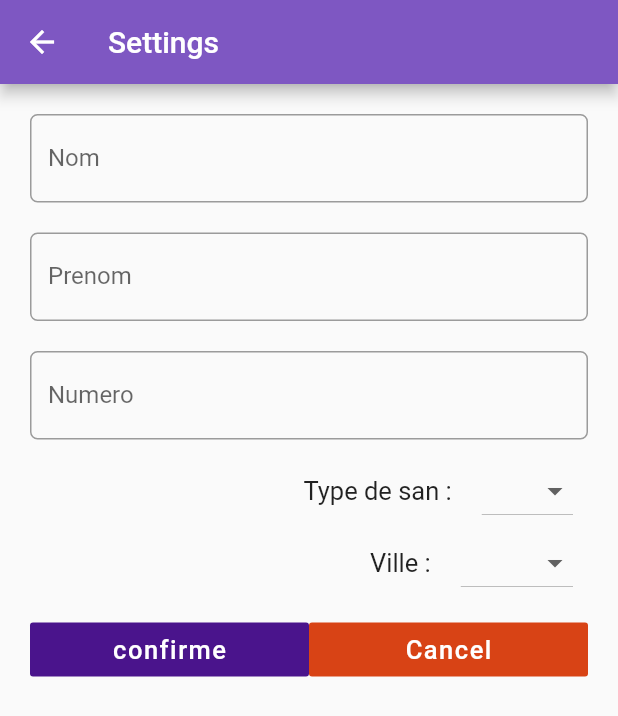
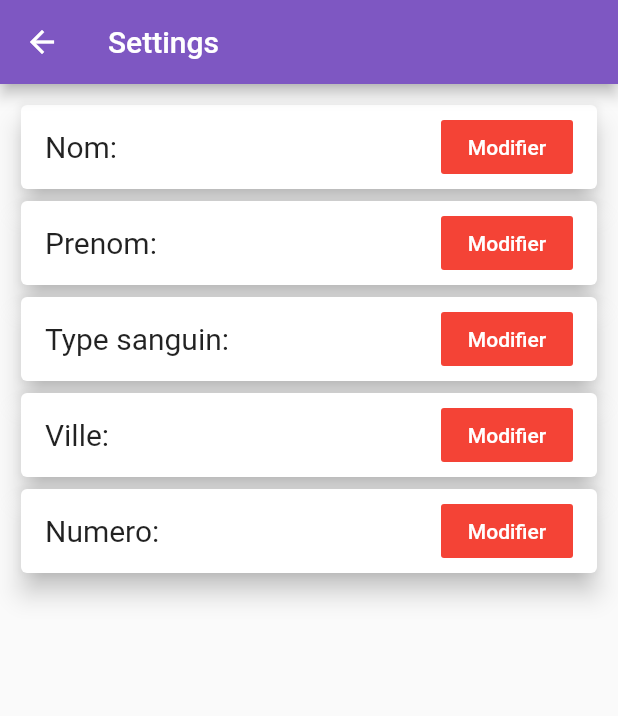
Before and after one commit to mohamedmv/zoumra, a Flutter app: the Settings screen opened by its route, on a phone screen of 412 x 824 dp. Shown: the top 716 px of the screen. Run offline on Flutter 3.47's test engine with Material 2 defaults, Android fonts, the phone set to English and light mode, and no system bars; our stand-ins replace cloud_firestore, firebase_auth, flutter_spinkit; accounts and stored records are empty.

Commit message:
a beter settings with dialogs but stile the bloodtype and the city are not yet done

```diff
--- a/lib/screens/homeScreen/mydrawer.dart
+++ b/lib/screens/homeScreen/mydrawer.dart
@@ -97,7 +97,7 @@ class _MydrawerState extends State<Mydrawer> {
                       Navigator.pushNamed(context, '/settings');
                     },
                     leading: Icon(Icons.settings),
-                    title: Text('bala alala')
+                    title: Text('Settings')
                   ),
                 ),
                  Container(
--- a/lib/screens/settings/settigs.dart
+++ b/lib/screens/settings/settigs.dart
@@ -1,6 +1,7 @@
 import 'package:flutter/material.dart';
 import 'package:flutter/services.dart';
 import 'package:zoumra/Models/userdata.dart';
+import 'package:zoumra/screens/settings/dialogs.dart';
 import 'package:zoumra/services/database.dart';
 import 'package:zoumra/shared/Loading.dart';
 
@@ -45,145 +46,71 @@ class _SettingsState extends State<Settings> {
           body: ListView(
             padding: EdgeInsets.all(10),
             children: <Widget>[
-              Container(
-                margin: EdgeInsets.all(10),
-                child: TextFormField(
-                  initialValue: userdata.nom ,
-                  decoration: InputDecoration(
+              Card(
+                elevation: 7.0,
+                              child: ListTile(
+                 title: Text('Nom: ${userdata.nom}', style: TextStyle(fontSize: 20),),
+                 trailing: FlatButton(
+                   color: Colors.red,
+                   onPressed: (){
 
-                    hintText: 'entrez votre nom',
-                    labelText: 'Nom',
-                    border: OutlineInputBorder(borderRadius: BorderRadius.circular(5))
-                  ),
-                  onChanged: (val){
-                    setState(() => _nom = val);
-                  },
+                     Dialogs().nomDialog(context ,userdata,_database);
+                   },
+                    child: Text('Modifier', style: TextStyle(color:Colors.white),)),
+                ),
+              ),
+                Card(
+                elevation: 7.0,
+                              child: ListTile(
+                 title: Text('Prenom: ${userdata.prenom}', style: TextStyle(fontSize: 20),),
+                 trailing: FlatButton(
+                   color: Colors.red,
+                   onPressed: (){
+                      Dialogs().prenomDialog(context ,userdata,_database);
+                   },
+                    child: Text('Modifier', style: TextStyle(color:Colors.white),)),
+                ),
+              ),
+                Card(
+                elevation: 7.0,
+                              child: ListTile(
+                 title: Text('Type sanguin: ${userdata.bloodtype}', style: TextStyle(fontSize: 20),),
+                 trailing: FlatButton(
+                   color: Colors.red,
+                   onPressed: (){},
+                    child: Text('Modifier', style: TextStyle(color:Colors.white),)),
+                ),
+              ),
+                Card(
+                elevation: 7.0,
+                              child: ListTile(
+                 title: Text('Ville: ${userdata.city}', style: TextStyle(fontSize: 20),),
+                 trailing: FlatButton(
+                   color: Colors.red,
+                   onPressed: (){},
+                    child: Text('Modifier', style: TextStyle(color:Colors.white),)),
+                ),
+              ),
+                Card(
+                elevation: 7.0,
+                              child: ListTile(
+                 title: Text('Numero: ${userdata.number}', style: TextStyle(fontSize: 20),),
+                 trailing: FlatButton(
+                   color: Colors.red,
+                   onPressed: (){
+                     Dialogs().numberDialog(context ,userdata,_database);
+                   },
+                    child: Text('Modifier', style: TextStyle(color:Colors.white),)),
                 ),
               ),
 
-
-                  Container(
-                margin: EdgeInsets.all(10),
-                child: TextFormField(
-                  initialValue: userdata.prenom,
-                  decoration: InputDecoration(
-                    hintText: 'entrez votre prenom',
-                    labelText: 'Prenom',
-                    border: OutlineInputBorder(borderRadius: BorderRadius.circular(5))
-                  ),
-                   onChanged: (val){
-                    setState(() => _prenom = val);
-                  },
-
-                  )),
-
-                  Container(
-                margin: EdgeInsets.all(10),
-                child: TextFormField(
-                  initialValue: userdata.number,
-                  keyboardType: TextInputType.phone,
-                  decoration: InputDecoration(
-                    hintText: 'entrez votre numero',
-                    labelText: 'Numero',
-                    border: OutlineInputBorder(borderRadius: BorderRadius.circular(5))
-                  ),
-                   onChanged: (val){
-                    setState(() => _number = val);
-                  },
-                  )),
-
-              Row(
-                mainAxisAlignment: MainAxisAlignment.end,
-                children: <Widget>[
-                  Text('Type de san :',style: TextStyle(fontSize: 17),),
-                  Container(
-                    margin: EdgeInsets.only(left: 20,right: 20),
-
-                    child: DropdownButton(
-
-                      items: bloodtypes.map((String type){
-                        return DropdownMenuItem(
-                          child: Text(type, style: TextStyle(fontSize:20 , color: Colors.brown),),
-                          value:type,
-                          );
-                      }).toList()
-                      ,
-                    value:_bloodtype ?? userdata.bloodtype
-                     ,onChanged: (s){
-                       setState(() {
-                         _bloodtype= s;
-                       });
-                       print(s);
-
-                     }),
-                  ),
                 ],
               ),
-                Row(
-                mainAxisAlignment: MainAxisAlignment.end,
-                children: <Widget>[
-                  Text('Ville :',style: TextStyle(fontSize: 17),),
-                  Container(
-                    margin: EdgeInsets.only(left: 20,right: 20),
-
-                    child: DropdownButton(
-
-                      items: citys.map((String type){
-                        return DropdownMenuItem(
-                          child: Text(type, style: TextStyle(fontSize:20 , color: Colors.brown),),
-                          value:type,
-                          );
-                      }).toList()
-                      ,
-                    value:_city ?? userdata.city
-                     ,onChanged: (s){
-                       setState(() {
-                         _city= s;
-                       });
-                       print(s);
-
-                     }),
-                  ),
-                ],
-              ),
-             Padding(
-               padding: const EdgeInsets.all(10.0),
-               child: Row(
-                 mainAxisAlignment: MainAxisAlignment.spaceEvenly,
-                 children: <Widget>[
-                   Expanded(
-                     child: FlatButton(
-
-                     onPressed: () async{
 
 
-                  // setState(() => _loading = true);
-                    Userdata _userdata = Userdata(
-                      nom:_nom ?? userdata.nom ,
-                       prenom: _prenom ?? userdata.prenom,
-                        number: _number ?? userdata.number,
-                        city:_city ?? userdata.city,
-                        bloodtype:_bloodtype ?? userdata.bloodtype );
-                    await _database.updateInformation( _userdata);
-                    Navigator.pop(context);
-                   },
-                   child: Text('confirme',
-                     style: TextStyle(color: Colors.white , fontSize: 17 ,letterSpacing: 1),
-                   ),
-
-                   color: Colors.purple[900],)),
-
-                   Expanded(child: FlatButton(onPressed: (){Navigator.pop(context, true);},
-                    child: Text('Cancel',
-                    style: TextStyle(color: Colors.white , fontSize: 17 ,letterSpacing: 1),
-                   ),color:Colors.deepOrange[800]) ),
 
 
-                 ],
-               ),
-             )
-            ],
-          ),
+
     );}else return Loading();
        }
      );}else return Loading();
@@ -194,3 +121,195 @@ class _SettingsState extends State<Settings> {
 
 
 }
+
+
+// class Settings extends StatefulWidget {
+//   @override
+//   _SettingsState createState() => _SettingsState();
+// }
+
+// class _SettingsState extends State<Settings> {
+//   String _bloodtype;
+//   String _city;
+//   String _nom;
+//   String _prenom;
+//   String _number;
+//   Userdata userdata ;
+
+//   String uid;
+//   bool _loading = false;
+
+
+//    List<String> citys = [ 'NKTT','NDB'];
+//   List<String> bloodtypes = [ 'O','A+','AB+','A-'];
+//   @override
+//   Widget build(BuildContext context) {
+//      if(!_loading) {
+//         return StreamBuilder<User>(
+//        stream: DatabaseService().user,
+//        builder: (context, snapshot1) {
+//         User user = snapshot1.data;
+
+//          if(snapshot1.hasData){
+//            DatabaseService _database = DatabaseService(uid: user.uid);
+//            return StreamBuilder<Userdata>(
+//        stream: DatabaseService(uid: user.uid).curentUserdata,
+//        builder: (context, snapshot) {
+//               userdata = snapshot.data;
+//          if(snapshot.hasData){return Scaffold(
+//           appBar:AppBar(
+//             backgroundColor:Colors.deepPurple[400] ,
+//             title: Text('Settings'),
+//           ),
+//           body: ListView(
+//             padding: EdgeInsets.all(10),
+//             children: <Widget>[
+//               Container(
+//                 margin: EdgeInsets.all(10),
+//                 child: TextFormField(
+//                   initialValue: userdata.nom ,
+//                   decoration: InputDecoration(
+
+//                     hintText: 'entrez votre nom',
+//                     labelText: 'Nom',
+//                     border: OutlineInputBorder(borderRadius: BorderRadius.circular(5))
+//                   ),
+//                   onChanged: (val){
+//                     setState(() => _nom = val);
+//                   },
+//                 ),
+//               ),
+
+
+//                   Container(
+//                 margin: EdgeInsets.all(10),
+//                 child: TextFormField(
+//                   initialValue: userdata.prenom,
+//                   decoration: InputDecoration(
+//                     hintText: 'entrez votre prenom',
+//                     labelText: 'Prenom',
+//                     border: OutlineInputBorder(borderRadius: BorderRadius.circular(5))
+//                   ),
+//                    onChanged: (val){
+//                     setState(() => _prenom = val);
+//                   },
+
+//                   )),
+
+//                   Container(
+//                 margin: EdgeInsets.all(10),
+//                 child: TextFormField(
+//                   initialValue: userdata.number,
+//                   keyboardType: TextInputType.phone,
+//                   decoration: InputDecoration(
+//                     hintText: 'entrez votre numero',
+//                     labelText: 'Numero',
+//                     border: OutlineInputBorder(borderRadius: BorderRadius.circular(5))
+//                   ),
+//                    onChanged: (val){
+//                     setState(() => _number = val);
+//                   },
+//                   )),
+
+//               Row(
+//                 mainAxisAlignment: MainAxisAlignment.end,
+//                 children: <Widget>[
+//                   Text('Type de san :',style: TextStyle(fontSize: 17),),
+//                   Container(
+//                     margin: EdgeInsets.only(left: 20,right: 20),
+
+//                     child: DropdownButton(
+
+//                       items: bloodtypes.map((String type){
+//                         return DropdownMenuItem(
+//                           child: Text(type, style: TextStyle(fontSize:20 , color: Colors.brown),),
+//                           value:type,
+//                           );
+//                       }).toList()
+//                       ,
+//                     value:_bloodtype ?? userdata.bloodtype
+//                      ,onChanged: (s){
+//                        setState(() {
+//                          _bloodtype= s;
+//                        });
+//                        print(s);
+
+//                      }),
+//                   ),
+//                 ],
+//               ),
+//                 Row(
+//                 mainAxisAlignment: MainAxisAlignment.end,
+//                 children: <Widget>[
+//                   Text('Ville :',style: TextStyle(fontSize: 17),),
+//                   Container(
+//                     margin: EdgeInsets.only(left: 20,right: 20),
+
+//                     child: DropdownButton(
+
+//                       items: citys.map((String type){
+//                         return DropdownMenuItem(
+//                           child: Text(type, style: TextStyle(fontSize:20 , color: Colors.brown),),
+//                           value:type,
+//                           );
+//                       }).toList()
+//                       ,
+//                     value:_city ?? userdata.city
+//                      ,onChanged: (s){
+//                        setState(() {
+//                          _city= s;
+//                        });
+//                        print(s);
+
+//                      }),
+//                   ),
+//                 ],
+//               ),
+//              Padding(
+//                padding: const EdgeInsets.all(10.0),
+//                child: Row(
+//                  mainAxisAlignment: MainAxisAlignment.spaceEvenly,
+//                  children: <Widget>[
+//                    Expanded(
+//                      child: FlatButton(
+
+//                      onPressed: () async{
+
+
+//                   // setState(() => _loading = true);
+//                     Userdata _userdata = Userdata(
+//                       nom:_nom ?? userdata.nom ,
+//                        prenom: _prenom ?? userdata.prenom,
+//                         number: _number ?? userdata.number,
+//                         city:_city ?? userdata.city,
+//                         bloodtype:_bloodtype ?? userdata.bloodtype );
+//                     await _database.updateInformation( _userdata);
+//                     Navigator.pop(context);
+//                    },
+//                    child: Text('confirme',
+//                      style: TextStyle(color: Colors.white , fontSize: 17 ,letterSpacing: 1),
+//                    ),
+
+//                    color: Colors.purple[900],)),
+
+//                    Expanded(child: FlatButton(onPressed: (){Navigator.pop(context, true);},
+//                     child: Text('Cancel',
+//                     style: TextStyle(color: Colors.white , fontSize: 17 ,letterSpacing: 1),
+//                    ),color:Colors.deepOrange[800]) ),
+
+
+//                  ],
+//                ),
+//              )
+//             ],
+//           ),
+//     );}else return Loading();
+//        }
+//      );}else return Loading();
+//        });
+//      }else return Loading();
+
+//   }
+
+
+// }
```
Also changed, not shown: lib/screens/settings/dialogs.dart (added, +183 -0 lines).
